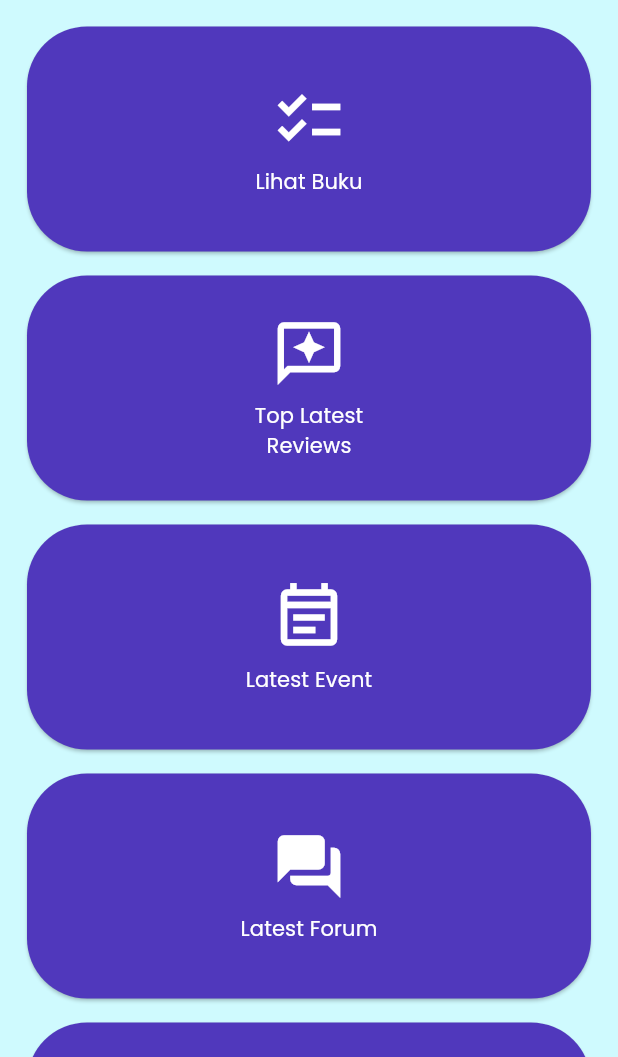
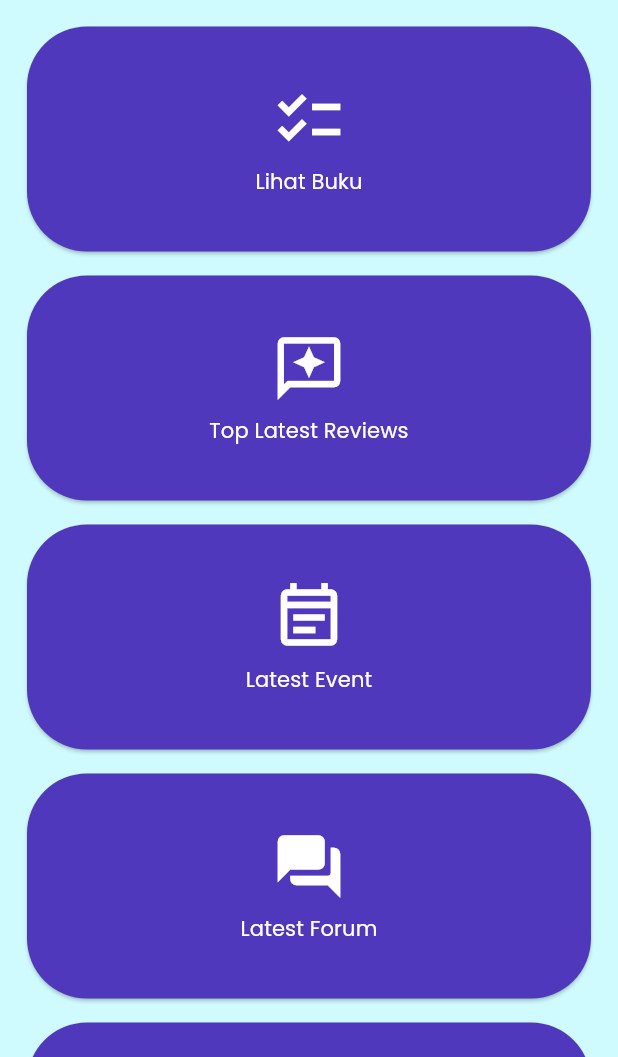
Before and after one commit to PBP-B07/TK-PAS, a Flutter app: the MyHomePage screen opened directly, in the side drawer, after a tap on "Homepage", on a phone screen of 412 x 824 dp, the part 179-1236 px from its top. Run offline on Flutter 3.47's test engine with Material 3 defaults, Android fonts, the phone set to English and light mode, and no system bars; our stand-ins replace flutter_rating_bar; missing offline and left inert: pbp_django_auth; network calls fail.

Commit message:
restyled homepage button and drawer

```diff
--- a/lib/homepage/widget/drawer.dart
+++ b/lib/homepage/widget/drawer.dart
@@ -19,9 +19,11 @@ class LeftDrawer extends StatelessWidget {
       child: ListView(
         children: [
           const DrawerHeader(
-            decoration: BoxDecoration(color:   Color(0xFFCFFAFE)),
+            // decoration: BoxDecoration(color: Color(0xFFCFFAFE)),
+            decoration: BoxDecoration(color: Color(0xFF5038BC)),
             child: Column(
               children: [
+                Padding(padding: EdgeInsets.all(10)),
                 Text(
                   "This Is UlasBuku",
                   textAlign: TextAlign.center,
@@ -29,10 +31,10 @@ class LeftDrawer extends StatelessWidget {
                     fontFamily: 'Poppins',
                     fontSize: 30,
                     fontWeight: FontWeight.bold,
-                    color:  Color(0xFF0919CD),
+                    color: Colors.white,
                   ),
                 ),
-                Padding(padding: EdgeInsets.all(10)),
+                // Padding(padding: EdgeInsets.all(10)),
                 Text(
                   "Cari Buku yang Anda Butuhkan!",
                   textAlign: TextAlign.center,
@@ -40,7 +42,7 @@ class LeftDrawer extends StatelessWidget {
                     fontFamily: 'Poppins',
                     fontSize: 15,
                     fontWeight: FontWeight.normal,
-                    color: Color(0xFFC51605),
+                    color: Colors.white,
                   ),
                 ),
               ],
--- a/lib/homepage/widget/item_card.dart
+++ b/lib/homepage/widget/item_card.dart
@@ -65,7 +65,7 @@ class ShopCard extends StatelessWidget {
         ),
       ),
       child: SizedBox(
-        width: screenWidth * 0.25, // Adjust the multiplier as needed
+        // width: screenWidth * 0.25, // Adjust the multiplier as needed
         child: Column(
           mainAxisAlignment: MainAxisAlignment.center,
           children: [
--- a/lib/reviews/screens/reviews_form_page.dart
+++ b/lib/reviews/screens/reviews_form_page.dart
@@ -127,10 +127,7 @@ class _ReviewFormPageState extends State<ReviewFormPage> {
                     ),
                     const SizedBox(height: 17,),
                     ElevatedButton(
-                      style: ButtonStyle(
-                        backgroundColor:
-                            MaterialStateProperty.all(const Color(0xFF0077C0)),
-                      ),
+                      style: ElevatedButton.styleFrom(backgroundColor: const Color(0xFF5038BC)),
                       onPressed: () async {
                         if (_formKey.currentState!.validate()) {
                           // Kirim ke Django dan tunggu respons
--- a/lib/reviews/screens/reviews_page.dart
+++ b/lib/reviews/screens/reviews_page.dart
@@ -249,7 +249,7 @@ class _BookReviewPageState extends State<BookReviewPage> {
                                   borderRadius: BorderRadius.circular(10.0), // Mengatur radius tombol
                                 ),
                                 textStyle: const TextStyle(
-                                  fontSize: 18.0, // Mengatur ukuran teks tombol
+                                  fontSize: 14.0, // Mengatur ukuran teks tombol
                                   fontFamily: 'Poppins',
                                   fontWeight: FontWeight.w700,
                                 ),
```
